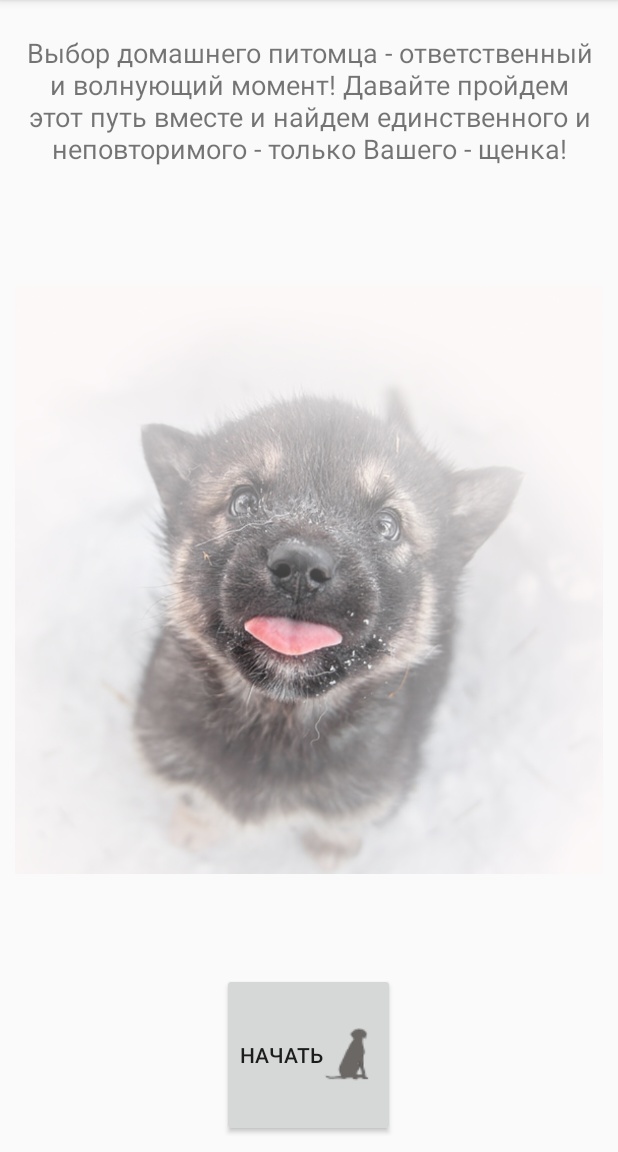
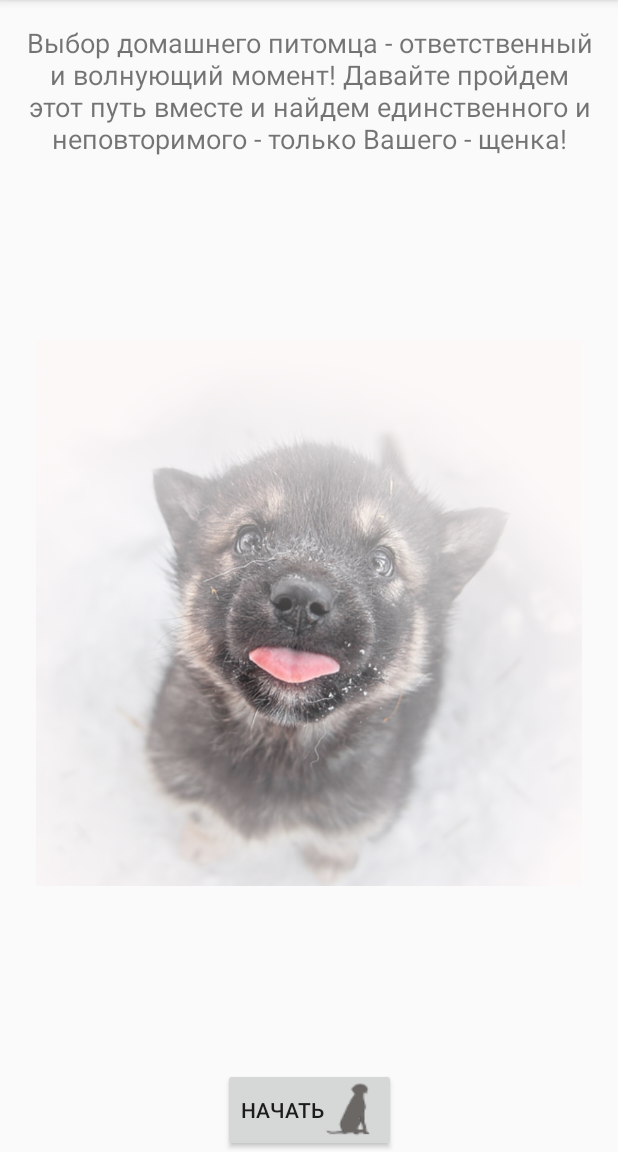
Before and after one commit to kalininaleksandrv/NeedMyPuppy, an Android app: the screen it shows after launch (StartScreen), on a phone screen of 412 x 824 dp, the part 84-1236 px from its top. Run offline under Robolectric (Android 15) with nearby library versions, the phone set to English and light mode, and no system bars.

Commit message:
start screen layout convert to constraint

```diff
--- a/app/src/main/res/layout/activity_start_screen.xml
+++ b/app/src/main/res/layout/activity_start_screen.xml
@@ -6,40 +6,55 @@
     android:layout_height="match_parent"
     tools:context="dev.eyesless.needmypuppy.StartScreen">
 
-    <LinearLayout
-        android:orientation="vertical"
-        android:gravity="center_horizontal"
-        android:layout_width="fill_parent"
-        android:layout_height="fill_parent"
-        tools:layout_editor_absoluteY="8dp"
-        tools:layout_editor_absoluteX="8dp"
-        android:layout_margin="10dp">
-
     <TextView
         android:id="@+id/textView"
-            android:layout_width="match_parent"
+        android:gravity="center"
+        android:text="@string/startscreendecription"
+        android:textSize="@dimen/text_size"
+        app:layout_constraintLeft_toLeftOf="parent"
+        app:layout_constraintRight_toRightOf="parent"
         android:layout_height="wrap_content"
-            android:layout_weight="1"
-            android:text="@string/startscreendecription"
-            android:gravity="center"
-            android:textSize="@dimen/text_size"
-            />
+        android:layout_width="0dp"
+        app:layout_constraintBottom_toTopOf="@+id/imageView3"
+        android:layout_marginLeft="8dp"
+        android:layout_marginRight="8dp"
+        app:layout_constraintVertical_chainStyle="spread_inside"
+        tools:layout_constraintRight_creator="1"
+        android:layout_marginStart="8dp"
+        android:layout_marginEnd="8dp"
+        tools:layout_constraintLeft_creator="1"
+        app:layout_constraintHorizontal_bias="0.0"
+        app:layout_constraintTop_toTopOf="parent"
+        android:layout_marginTop="16dp" />
 
     <ImageView
         android:id="@+id/imageView3"
-            android:layout_width="match_parent"
+        android:layout_width="0dp"
         android:layout_height="wrap_content"
-            android:layout_weight="5"
         android:adjustViewBounds="true"
-            app:srcCompat="@drawable/startscreen_puppy" />
+        app:srcCompat="@drawable/startscreen_puppy"
+        app:layout_constraintLeft_toLeftOf="parent"
+        app:layout_constraintRight_toRightOf="parent"
+        app:layout_constraintTop_toBottomOf="@+id/textView"
+        android:layout_marginLeft="24dp"
+        app:layout_constraintHorizontal_bias="0.0"
+        android:layout_marginRight="24dp"
+        tools:layout_constraintRight_creator="1"
+        android:layout_marginStart="24dp"
+        android:layout_marginEnd="24dp"
+        tools:layout_constraintLeft_creator="1"
+        app:layout_constraintBottom_toTopOf="@+id/button2" />
 
     <Button
         android:id="@+id/button2"
         android:layout_width="wrap_content"
         android:layout_height="wrap_content"
-            android:layout_weight="2"
+        android:drawableRight="@drawable/dog_silhuet2_small"
         android:text="@string/startscreenbutton"
-            android:drawableRight="@drawable/dog_silhuet2_small"
-           />
-    </LinearLayout>
+
+        app:layout_constraintLeft_toLeftOf="parent"
+        app:layout_constraintBottom_toBottomOf="parent"
+        app:layout_constraintRight_toRightOf="parent"
+        app:layout_constraintTop_toBottomOf="@+id/imageView3" />
+
 </android.support.constraint.ConstraintLayout>
```
Lines whose indentation alone changed are shown as unchanged.
